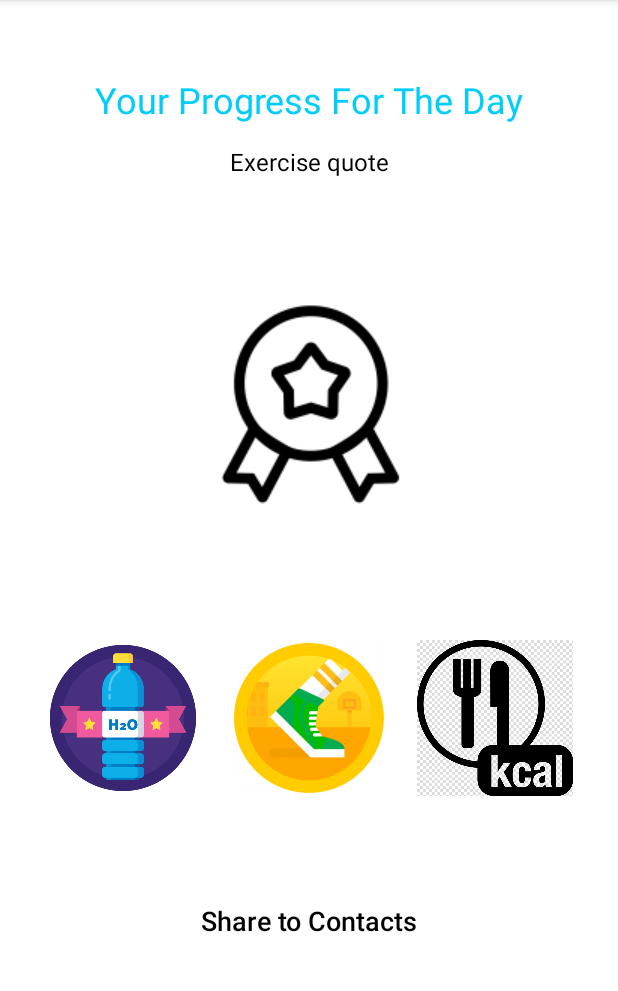
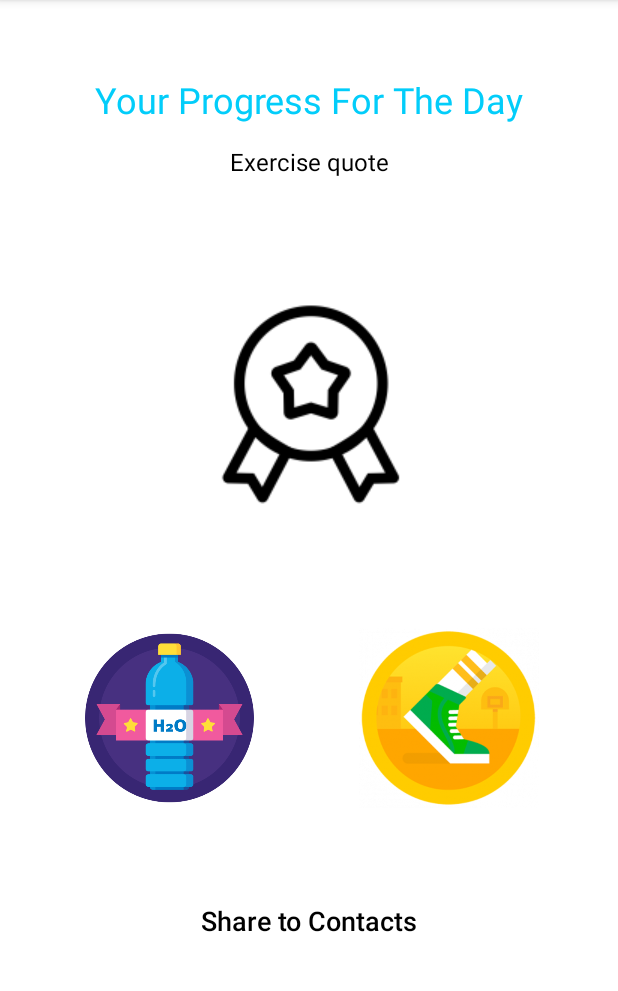
Before and after one commit to jamiewen8/FitnessApp, an Android app: the RewardPage screen opened directly, with no data from a screen before it, after a tap on "Share to Contacts", on a phone screen of 412 x 824 dp, the part 84-1075 px from its top. Run offline under Robolectric (Android 15) with nearby library versions, the light colour scheme and no system bars.

```diff
--- a/app/src/main/java/com/example/dashboard/ui/activities/RewardPage.kt
+++ b/app/src/main/java/com/example/dashboard/ui/activities/RewardPage.kt
@@ -9,6 +9,9 @@ import android.provider.MediaStore
 import android.widget.Button
 import android.widget.ImageView
 import com.example.dashboard.R
+import com.example.dashboard.ui.activities.MainActivity
+
+import kotlinx.android.synthetic.main.activity_main.*
 
 class RewardPage : AppCompatActivity() {
 
@@ -17,41 +20,48 @@ class RewardPage : AppCompatActivity() {
         setContentView(R.layout.reward_page)
 
 
+
         val sharebtn = findViewById<Button>(R.id.btn_share)
         val sharingImage = findViewById<ImageView>(R.id.waterreward)
         val sharingImage2 = findViewById<ImageView>(R.id.dailystep)
-        val sharingImage3 = findViewById<ImageView>(R.id.caloriehit)
+        //var steps : MainActivity? = null
+
+
 
 
         sharebtn.setOnClickListener {
 
 
-            /*val bitmap = (sharingImage as BitmapDrawable).bitmap
-            val bitmap2 = (sharingImage2 as BitmapDrawable).bitmap
-            val bitmap3 = (sharingImage3 as BitmapDrawable).bitmap*/
-
-            /*val file = File(externalCacheDir, "myImage.png")
-            val fOut = FileOutputStream(file)
-            bitmap.compress(Bitmap.CompressFormat.PNG, 90, fOut)
-            fOut.flush()
-            fOut.close()
-            file.setReadable(true, false)
-            val intent = Intent(Intent.ACTION_SEND)*/
-
             val bitmap = BitmapFactory.decodeResource(resources, R.drawable.waterreward)
+            val bitmap2 = BitmapFactory.decodeResource(resources, R.drawable.dailystep)
             val intent = Intent(Intent.ACTION_SEND)
+            val intent2 = Intent(Intent.ACTION_SEND)
 
             val path = MediaStore.Images.Media.insertImage(contentResolver, bitmap, "Title", null)
+            val path2 = MediaStore.Images.Media.insertImage(contentResolver, bitmap2, "Title", null)
 
             val uri = Uri.parse(path)
+            val uri2 = Uri.parse(path2)
+
+
 
             //intent.flags = Intent.FLAG_ACTIVITY_NEW_TASK
             intent.putExtra(Intent.EXTRA_STREAM, uri)
+            intent2.putExtra(Intent.EXTRA_STREAM, uri2)
+
+
             intent.type = "image/png"
+            intent2.type = "image/png"
 
 
             val chooser = Intent.createChooser(intent, "Share using....")
+            val chooser2 = Intent.createChooser(intent2, "Share using....")
+
             startActivity(chooser)
+            startActivity(chooser2)
+
+
+
 
 
         }
--- a/app/src/main/java/com/example/dashboard/ui/activities/SecondActivity.kt
+++ b/app/src/main/java/com/example/dashboard/ui/activities/SecondActivity.kt
@@ -2,6 +2,7 @@ package com.example.dashboard.ui.activities
 
 import android.content.Intent
 import android.content.pm.PackageManager
+import android.media.MediaPlayer
 import android.os.Bundle
 import android.widget.Toast
 import androidx.activity.viewModels
@@ -18,6 +19,9 @@ import com.example.dashboard.ui.viewmodels.FoodViewModel
 
 class SecondActivity : AppCompatActivity() {
     private lateinit var codescanner: CodeScanner
+
+
+    private var Sound:MediaPlayer? = null
 
     val viewModel: FoodViewModel by viewModels()
 
@@ -51,6 +55,10 @@ class SecondActivity : AppCompatActivity() {
 
         codescanner.decodeCallback = DecodeCallback {
             runOnUiThread {
+                Sound = MediaPlayer.create(this, R.raw.dingsound)
+                Sound?.start()
+
+                //two lines of code above to allow the device to play the dingsound when the user uses the scanner
                 Toast.makeText(this, "Scan Result: ${it.text}", Toast.LENGTH_SHORT).show()
                 //use this result to display the text and in turn use the text to identify the item to add to the diary
                 viewModel.findFood(it.text.toInt())
--- a/app/src/main/res/layout/reward_page.xml
+++ b/app/src/main/res/layout/reward_page.xml
@@ -46,7 +46,7 @@
 
     <LinearLayout
         android:id="@+id/parent_result"
-        android:weightSum="3"
+        android:weightSum="2"
         android:orientation="horizontal"
         android:layout_width="match_parent"
         android:layout_height="wrap_content"
@@ -117,36 +117,7 @@
 
         </LinearLayout>
 
-        <LinearLayout
-            android:orientation="vertical"
-            android:layout_weight="1"
-            android:layout_width="0dp"
-            android:layout_height="wrap_content">
 
-
-            <LinearLayout
-                android:gravity="center"
-                android:layout_marginStart="10dp"
-                android:layout_marginEnd="10dp"
-                android:orientation="vertical"
-                android:layout_width="match_parent"
-                android:layout_height="120dp">
-
-
-                <ImageView
-                    android:id="@+id/caloriehit"
-                    android:src="@drawable/caloriehit"
-                    android:layout_width="wrap_content"
-                    android:layout_height="wrap_content"
-                    app:layout_constraintTop_toBottomOf="@+id/subtitle"
-                    app:layout_constraintEnd_toEndOf="parent"
-                    app:layout_constraintStart_toStartOf="parent"/>
-
-
-            </LinearLayout>
-
-
-        </LinearLayout>
 
     </LinearLayout>
 
```
Also changed, not shown: app/src/main/java/com/example/dashboard/ui/activities/MainActivity.kt (+8 -0 lines), 2 other files.
